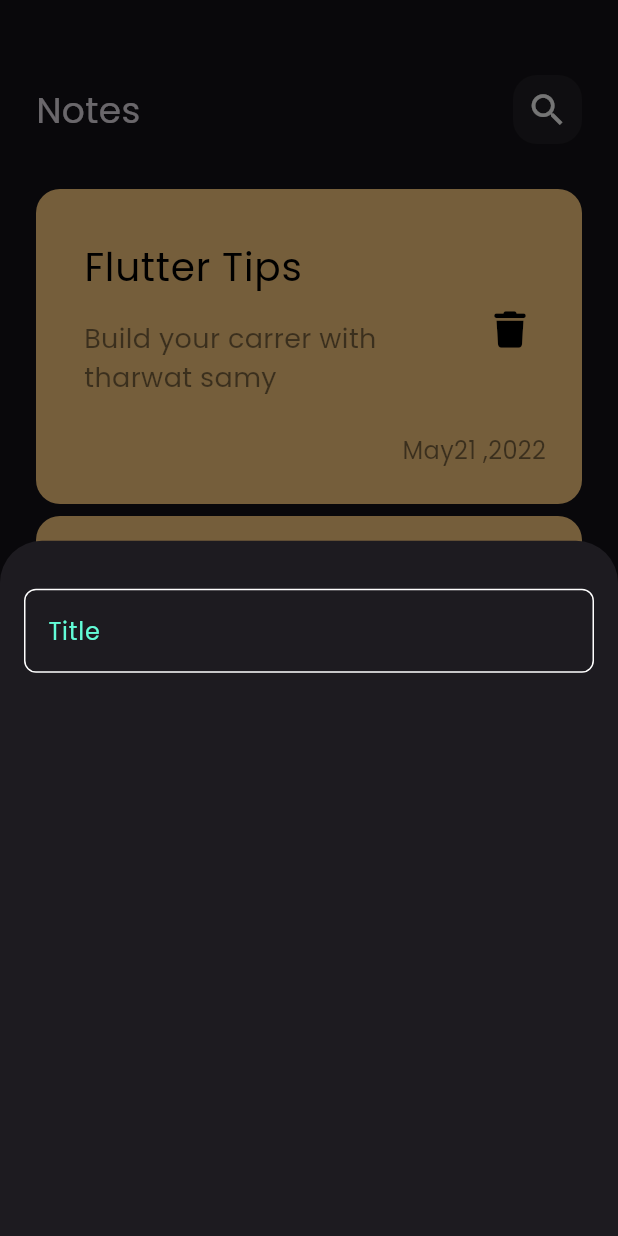
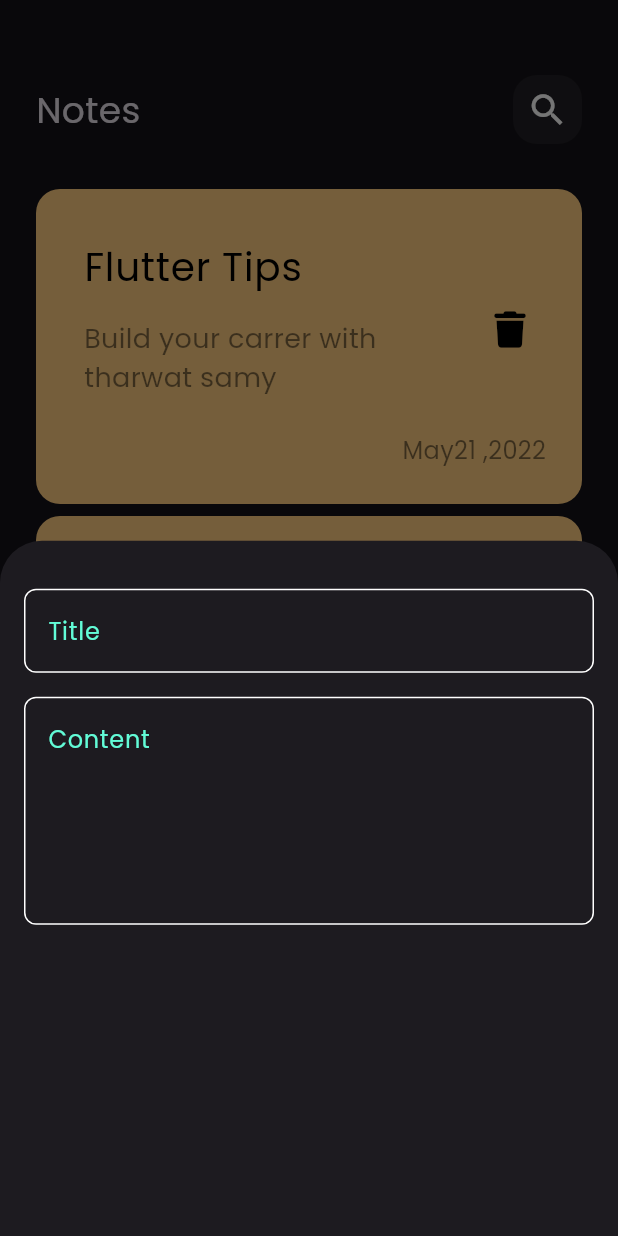
Before and after one commit to ahmed-ehab-m/NotesAsync, a Flutter app: the screen it shows after launch, after a tap on the "add" icon, on a phone screen of 412 x 824 dp. Run offline on Flutter 3.47's test engine with Material 3 defaults, Android fonts, the phone set to English and light mode, and no system bars; our stand-ins replace font_awesome_flutter.

Commit message:
add fields to bottm sheet

```diff
--- a/lib/views/widgets/add_note_bottom_sheet.dart
+++ b/lib/views/widgets/add_note_bottom_sheet.dart
@@ -13,7 +13,16 @@ class AddNoteBottomSheet extends StatelessWidget {
           SizedBox(
             height: 32,
           ),
-          CustomTextField(),
+          CustomTextField(
+            text: 'Title',
+          ),
+          SizedBox(
+            height: 16,
+          ),
+          CustomTextField(
+            text: 'Content',
+            maxLines: 5,
+          ),
         ],
       ),
     );
--- a/lib/views/widgets/custom_text_field.dart
+++ b/lib/views/widgets/custom_text_field.dart
@@ -2,14 +2,16 @@ import 'package:flutter/material.dart';
 import 'package:notes_app/constants.dart';
 
 class CustomTextField extends StatelessWidget {
-  const CustomTextField({super.key});
-
+  const CustomTextField({super.key, required this.text, this.maxLines = 1});
+  final String text;
+  final int maxLines;
   @override
   Widget build(BuildContext context) {
     return TextField(
       cursorColor: kPrimaryColor,
+      maxLines: maxLines,
       decoration: InputDecoration(
-        hintText: 'Title',
+        hintText: text,
         hintStyle: const TextStyle(color: kPrimaryColor),
         border: buildBorder(),
         enabledBorder: buildBorder(),
```
